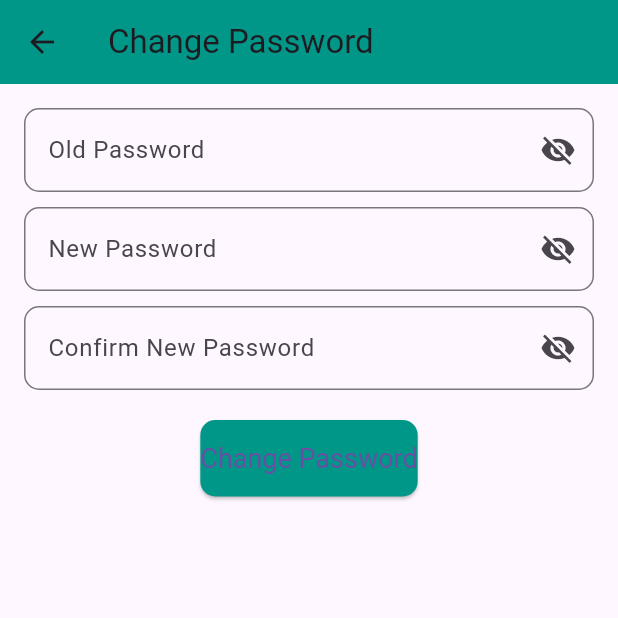
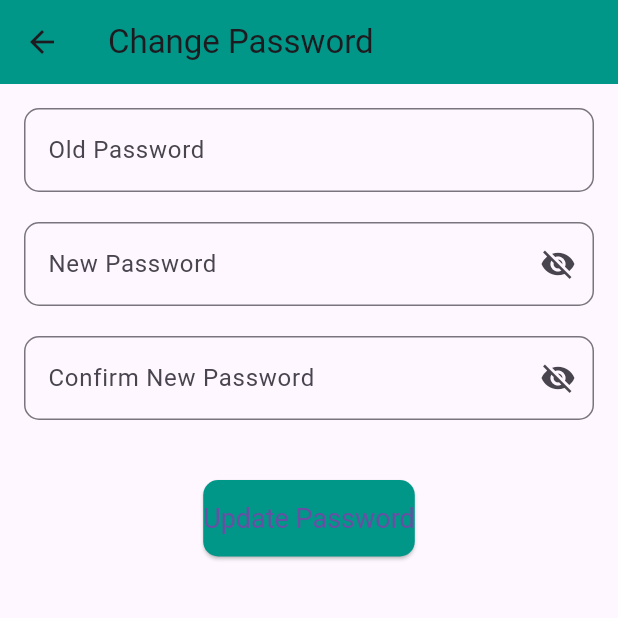
Before and after one commit to JUMAPETER736/INTERN_HUB, a Flutter app: the UserDetails screen opened directly, after a tap on "Change Password", on a phone screen of 412 x 824 dp, the top half of it. Run offline on Flutter 3.47's test engine with Material 3 defaults, Android fonts, the phone set to English and light mode, and no system bars; our stand-ins replace cloud_firestore, firebase_auth, firebase_core, fluttertoast; accounts and stored records are empty.

Commit message:
Making sure that the Looged in Company to see Valid Details on their Profile

```diff
--- /dev/null
+++ b/devtools_options.yaml
@@ -0,0 +1,3 @@
+description: This file stores settings for Dart & Flutter DevTools.
+documentation: https://docs.flutter.dev/tools/devtools/extensions#configure-extension-enablement-states
+extensions:
--- a/lib/Settings/UserDetails.dart
+++ b/lib/Settings/UserDetails.dart
@@ -30,9 +30,9 @@ class _UserDetailsState extends State<UserDetails> {
 
     if (user != null) {
       try {
-        // Check if user is an intern or company based on their email
-        if (user.email!.contains('@')) {
-          // Assuming interns have a specific email format
+        // Determine if the user is an intern or company based on their email format
+        if (user.email!.contains('@unima.ac.mw')) {
+          // Interns assumed to have a specific email format
           isIntern = true;
           DocumentSnapshot snapshot = await _firestore
               .collection('Intern_Personal_Details')
@@ -48,14 +48,13 @@ class _UserDetailsState extends State<UserDetails> {
               _programController.text = userDetails!['course'] ?? '';
             });
           } else {
-            // Handle case where intern document doesn't exist
             setState(() {
-              userDetails = null; // Reset to null if not found
+              userDetails = null;
             });
-            print('Intern document not found for email: ${user.email}');
+            print('Intern document not found for Email: ${user.email}');
           }
         } else {
-          // Fetch company details
+          // Fetch company details if it's a company
           DocumentSnapshot snapshot = await _firestore
               .collection('Company_Details')
               .doc(user.email)
@@ -66,11 +65,10 @@ class _UserDetailsState extends State<UserDetails> {
               companyDetails = snapshot.data() as Map<String, dynamic>?;
             });
           } else {
-            // Handle case where company document doesn't exist
             setState(() {
-              companyDetails = null; // Reset to null if not found
+              companyDetails = null;
             });
-            print('Company document not found for email: ${user.email}');
+            print('Company document not found for Email: ${user.email}');
           }
         }
       } catch (e) {
@@ -78,7 +76,6 @@ class _UserDetailsState extends State<UserDetails> {
       }
     }
   }
-
 
   Future<void> _updateUserDetails() async {
     User? user = _auth.currentUser;
@@ -92,7 +89,7 @@ class _UserDetailsState extends State<UserDetails> {
         });
 
         ScaffoldMessenger.of(context).showSnackBar(
-          SnackBar(content: Text('Profile updated successfully!')),
+          SnackBar(content: Text('Profile updated Successfully!')),
         );
       } catch (e) {
         print('Error updating user details: $e');
@@ -150,7 +147,7 @@ class _UserDetailsState extends State<UserDetails> {
 
   Widget _buildCompanyProfile() {
     if (companyDetails == null) {
-      return Center(child: Text('No company details found.'));
+      return Center(child: Text('No Company details found.'));
     }
 
     return Padding(
@@ -160,15 +157,13 @@ class _UserDetailsState extends State<UserDetails> {
           _buildProfileField('Company Name', companyDetails!['companyName']),
           _buildProfileField('Email', companyDetails!['email']),
           _buildProfileField('Address', companyDetails!['companyAddress']),
-          _buildProfileField('Created At', companyDetails!['createdAt']?.toDate().toString() ?? 'N/A'), // Format as needed
+          //_buildProfileField('Created At', companyDetails!['createdAt']?.toDate().toString() ?? 'N/A'), // Format as needed
           SizedBox(height: 20),
           _buildStyledButton('Change Password', _navigateToChangePassword),
         ],
       ),
     );
   }
-
-
 
   Widget _buildStyledButton(String title, VoidCallback onPressed) {
     return ElevatedButton(
@@ -282,14 +277,14 @@ class _ChangePasswordPageState extends State<ChangePasswordPage> {
 
       if (newPassword == oldPassword) {
         ScaffoldMessenger.of(context).showSnackBar(
-          SnackBar(content: Text('New password must be different from old password.')),
+          SnackBar(content: Text('New password must be different from Old Password.')),
         );
         return;
       }
 
       if (newPassword != confirmPassword) {
         ScaffoldMessenger.of(context).showSnackBar(
-          SnackBar(content: Text('New passwords do not match.')),
+          SnackBar(content: Text('New Passwords do not match.')),
         );
         return;
       }
@@ -302,17 +297,17 @@ class _ChangePasswordPageState extends State<ChangePasswordPage> {
         );
 
         await user.reauthenticateWithCredential(credential);
+
+        // Change the password to the new one
         await user.updatePassword(newPassword);
 
         ScaffoldMessenger.of(context).showSnackBar(
-          SnackBar(content: Text('Password changed successfully!')),
+          SnackBar(content: Text('Password updated successfully!')),
         );
-
-        Navigator.pop(context); // Go back to the previous screen
+        Navigator.pop(context); // Navigate back to the profile screen
       } catch (e) {
-        print('Error changing password: $e');
         ScaffoldMessenger.of(context).showSnackBar(
-          SnackBar(content: Text('Incorrect old password. Please try again.')),
+          SnackBar(content: Text('Error changing password: $e')),
         );
       }
     }
@@ -329,15 +324,23 @@ class _ChangePasswordPageState extends State<ChangePasswordPage> {
         padding: const EdgeInsets.all(16.0),
         child: Column(
           children: [
-            _buildPasswordField('Old Password', _oldPasswordController, false),
-            SizedBox(height: 10),
-            _buildPasswordField('New Password', _newPasswordController, _newPasswordVisible),
-            SizedBox(height: 10),
-            _buildPasswordField('Confirm New Password', _confirmPasswordController, _confirmPasswordVisible),
+            _buildPasswordField('Old Password', _oldPasswordController, obscureText: true),
             SizedBox(height: 20),
+            _buildPasswordField('New Password', _newPasswordController, obscureText: !_newPasswordVisible, toggleVisibility: () {
+              setState(() {
+                _newPasswordVisible = !_newPasswordVisible;
+              });
+            }),
+            SizedBox(height: 20),
+            _buildPasswordField('Confirm New Password', _confirmPasswordController, obscureText: !_confirmPasswordVisible, toggleVisibility: () {
+              setState(() {
+                _confirmPasswordVisible = !_confirmPasswordVisible;
+              });
+            }),
+            SizedBox(height: 40),
             ElevatedButton(
               onPressed: _changePassword,
-              child: Text('Change Password'),
+              child: Text('Update Password'),
               style: ElevatedButton.styleFrom(
                 backgroundColor: Colors.teal,
                 padding: EdgeInsets.symmetric(vertical: 15.0),
@@ -353,30 +356,22 @@ class _ChangePasswordPageState extends State<ChangePasswordPage> {
     );
   }
 
-  Widget _buildPasswordField(String label, TextEditingController controller, bool isVisible) {
+  Widget _buildPasswordField(String label, TextEditingController controller,
+      {required bool obscureText, VoidCallback? toggleVisibility}) {
     return TextField(
       controller: controller,
-      obscureText: !isVisible,
+      obscureText: obscureText,
       decoration: InputDecoration(
         labelText: label,
-        suffixIcon: IconButton(
-          icon: Icon(
-            isVisible ? Icons.visibility : Icons.visibility_off,
-          ),
-          onPressed: () {
-            setState(() {
-              if (label == 'New Password') {
-                _newPasswordVisible = !_newPasswordVisible;
-              } else {
-                _confirmPasswordVisible = !_confirmPasswordVisible;
-              }
-            });
-          },
-        ),
         border: OutlineInputBorder(
           borderRadius: BorderRadius.circular(10),
-          borderSide: BorderSide(color: Colors.teal),
         ),
+        suffixIcon: toggleVisibility != null
+            ? IconButton(
+          icon: Icon(obscureText ? Icons.visibility_off : Icons.visibility),
+          onPressed: toggleVisibility,
+        )
+            : null,
       ),
     );
   }
```
